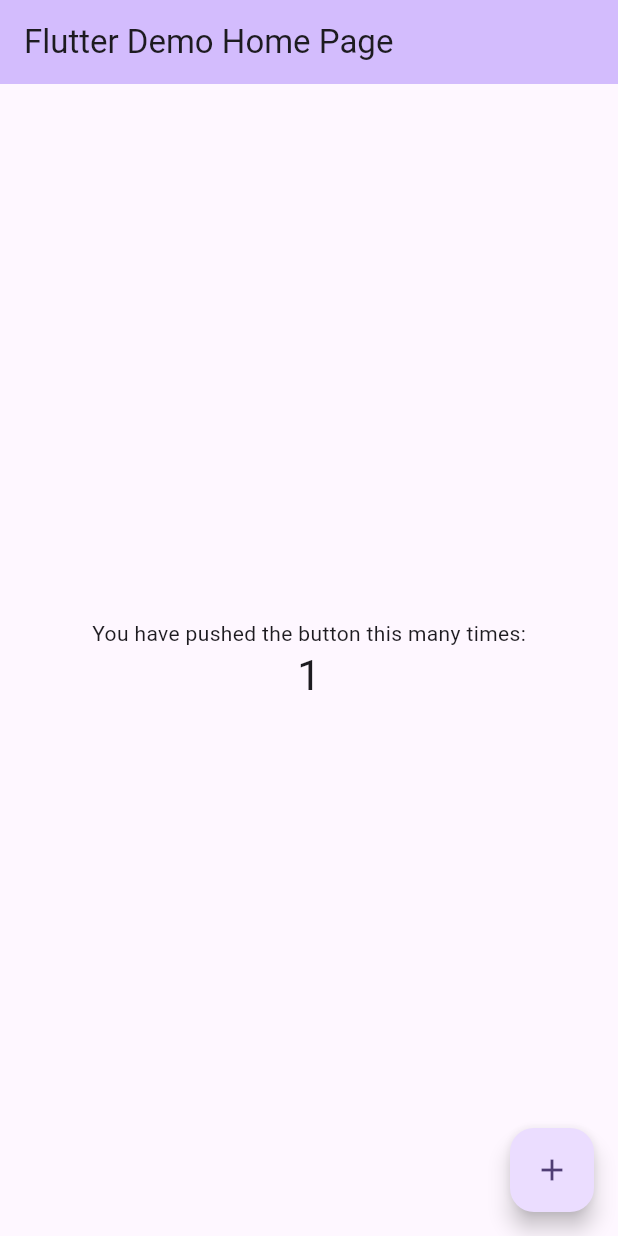
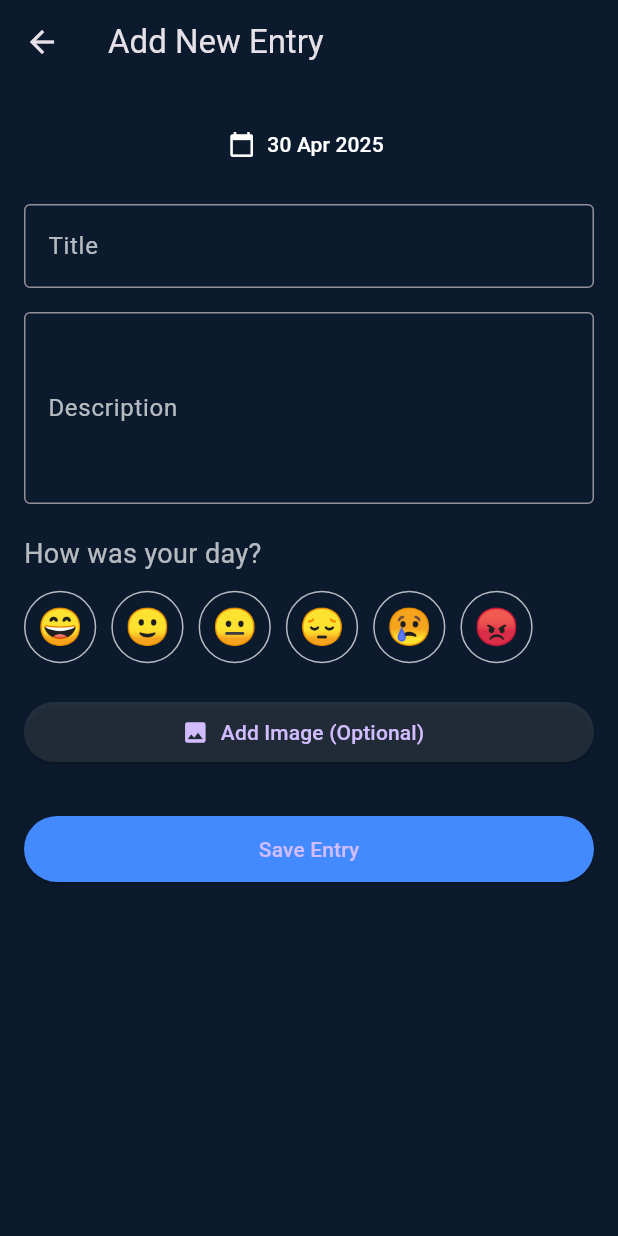
Before and after one commit to Shreesha001/my_diary, a Flutter app: the screen it shows after launch, after a tap on the "add" icon, on a phone screen of 412 x 824 dp. Run offline on Flutter 3.47's test engine with Material 3 defaults, Android fonts, the phone set to English and light mode, and no system bars; our stand-ins replace image_picker.

Commit message:
home screen, search screen and add entry screen is added

```diff
--- a/lib/main.dart
+++ b/lib/main.dart
@@ -1,122 +1,20 @@
 import 'package:flutter/material.dart';
+import 'package:my_diary/screens/dairy_home_page.dart';
+import 'package:my_diary/utils/colors.dart';
 
 void main() {
-  runApp(const MyApp());
+  runApp(MyDiaryApp());
 }
 
-class MyApp extends StatelessWidget {
-  const MyApp({super.key});
-
-  // This widget is the root of your application.
+class MyDiaryApp extends StatelessWidget {
   @override
   Widget build(BuildContext context) {
     return MaterialApp(
-      title: 'Flutter Demo',
-      theme: ThemeData(
-        // This is the theme of your application.
-        //
-        // TRY THIS: Try running your application with "flutter run". You'll see
-        // the application has a purple toolbar. Then, without quitting the app,
-        // try changing the seedColor in the colorScheme below to Colors.green
-        // and then invoke "hot reload" (save your changes or press the "hot
-        // reload" button in a Flutter-supported IDE, or press "r" if you used
-        // the command line to start the app).
-        //
-        // Notice that the counter didn't reset back to zero; the application
-        // state is not lost during the reload. To reset the state, use hot
-        // restart instead.
-        //
-        // This works for code too, not just values: Most code changes can be
-        // tested with just a hot reload.
-        colorScheme: ColorScheme.fromSeed(seedColor: Colors.deepPurple),
+      debugShowCheckedModeBanner: false,
+      theme: ThemeData.dark().copyWith(
+        scaffoldBackgroundColor: backgroundColor,
       ),
-      home: const MyHomePage(title: 'Flutter Demo Home Page'),
+      home: DiaryHomePage(),
     );
   }
 }
-
-class MyHomePage extends StatefulWidget {
-  const MyHomePage({super.key, required this.title});
-
-  // This widget is the home page of your application. It is stateful, meaning
-  // that it has a State object (defined below) that contains fields that affect
-  // how it looks.
-
-  // This class is the configuration for the state. It holds the values (in this
-  // case the title) provided by the parent (in this case the App widget) and
-  // used by the build method of the State. Fields in a Widget subclass are
-  // always marked "final".
-
-  final String title;
-
-  @override
-  State<MyHomePage> createState() => _MyHomePageState();
-}
-
-class _MyHomePageState extends State<MyHomePage> {
-  int _counter = 0;
-
-  void _incrementCounter() {
-    setState(() {
-      // This call to setState tells the Flutter framework that something has
-      // changed in this State, which causes it to rerun the build method below
-      // so that the display can reflect the updated values. If we changed
-      // _counter without calling setState(), then the build method would not be
-      // called again, and so nothing would appear to happen.
-      _counter++;
-    });
-  }
-
-  @override
-  Widget build(BuildContext context) {
-    // This method is rerun every time setState is called, for instance as done
-    // by the _incrementCounter method above.
-    //
-    // The Flutter framework has been optimized to make rerunning build methods
-    // fast, so that you can just rebuild anything that needs updating rather
-    // than having to individually change instances of widgets.
-    return Scaffold(
-      appBar: AppBar(
-        // TRY THIS: Try changing the color here to a specific color (to
-        // Colors.amber, perhaps?) and trigger a hot reload to see the AppBar
-        // change color while the other colors stay the same.
-        backgroundColor: Theme.of(context).colorScheme.inversePrimary,
-        // Here we take the value from the MyHomePage object that was created by
-        // the App.build method, and use it to set our appbar title.
-        title: Text(widget.title),
-      ),
-      body: Center(
-        // Center is a layout widget. It takes a single child and positions it
-        // in the middle of the parent.
-        child: Column(
-          // Column is also a layout widget. It takes a list of children and
-          // arranges them vertically. By default, it sizes itself to fit its
-          // children horizontally, and tries to be as tall as its parent.
-          //
-          // Column has various properties to control how it sizes itself and
-          // how it positions its children. Here we use mainAxisAlignment to
-          // center the children vertically; the main axis here is the vertical
-          // axis because Columns are vertical (the cross axis would be
-          // horizontal).
-          //
-          // TRY THIS: Invoke "debug painting" (choose the "Toggle Debug Paint"
-          // action in the IDE, or press "p" in the console), to see the
-          // wireframe for each widget.
-          mainAxisAlignment: MainAxisAlignment.center,
-          children: <Widget>[
-            const Text('You have pushed the button this many times:'),
-            Text(
-              '$_counter',
-              style: Theme.of(context).textTheme.headlineMedium,
-            ),
-          ],
-        ),
-      ),
-      floatingActionButton: FloatingActionButton(
-        onPressed: _incrementCounter,
-        tooltip: 'Increment',
-        child: const Icon(Icons.add),
-      ), // This trailing comma makes auto-formatting nicer for build methods.
-    );
-  }
-}
--- /dev/null
+++ b/lib/screens/add_entry_page.dart
@@ -0,0 +1,160 @@
+import 'dart:io';
+import 'package:flutter/material.dart';
+import 'package:image_picker/image_picker.dart';
+import 'package:intl/intl.dart';
+
+class AddEntryPage extends StatefulWidget {
+  @override
+  _AddEntryPageState createState() => _AddEntryPageState();
+}
+
+class _AddEntryPageState extends State<AddEntryPage> {
+  DateTime selectedDate = DateTime.now();
+  TextEditingController titleController = TextEditingController();
+  TextEditingController descController = TextEditingController();
+  String selectedEmoji = "";
+  File? selectedImage;
+
+  final ImagePicker _picker = ImagePicker();
+
+  void _pickDate() async {
+    final picked = await showDatePicker(
+      context: context,
+      initialDate: selectedDate,
+      firstDate: DateTime(2020),
+      lastDate: DateTime(2100),
+    );
+    if (picked != null) {
+      setState(() {
+        selectedDate = picked;
+      });
+    }
+  }
+
+  void _selectEmoji(String emoji) {
+    setState(() {
+      selectedEmoji = emoji;
+    });
+  }
+
+  Future<void> _pickImage() async {
+    final pickedFile = await _picker.pickImage(source: ImageSource.gallery);
+    if (pickedFile != null) {
+      setState(() {
+        selectedImage = File(pickedFile.path);
+      });
+    }
+  }
+
+  @override
+  Widget build(BuildContext context) {
+    return Scaffold(
+      backgroundColor: const Color(0xFF0B1A2D),
+      appBar: AppBar(
+        title: Text("Add New Entry"),
+        backgroundColor: Colors.transparent,
+        elevation: 0,
+      ),
+      body: Padding(
+        padding: const EdgeInsets.all(16.0),
+        child: ListView(
+          children: [
+            TextButton.icon(
+              onPressed: _pickDate,
+              icon: Icon(Icons.calendar_today, color: Colors.white),
+              label: Text(
+                DateFormat('dd MMM yyyy').format(selectedDate),
+                style: TextStyle(color: Colors.white),
+              ),
+            ),
+            SizedBox(height: 16),
+            TextField(
+              controller: titleController,
+              style: TextStyle(color: Colors.white),
+              decoration: InputDecoration(
+                labelText: "Title",
+                labelStyle: TextStyle(color: Colors.white70),
+                border: OutlineInputBorder(),
+              ),
+            ),
+            SizedBox(height: 16),
+            TextField(
+              controller: descController,
+              style: TextStyle(color: Colors.white),
+              maxLines: 4,
+              decoration: InputDecoration(
+                labelText: "Description",
+                labelStyle: TextStyle(color: Colors.white70),
+                border: OutlineInputBorder(),
+              ),
+            ),
+            SizedBox(height: 20),
+            Text(
+              "How was your day?",
+              style: TextStyle(fontSize: 18, color: Colors.white70),
+            ),
+            SizedBox(height: 10),
+            Wrap(
+              spacing: 10,
+              children:
+                  ["😄", "🙂", "😐", "😔", "😢", "😡"].map((emoji) {
+                    return GestureDetector(
+                      onTap: () => _selectEmoji(emoji),
+                      child: Container(
+                        padding: EdgeInsets.all(8),
+                        decoration: BoxDecoration(
+                          shape: BoxShape.circle,
+                          color:
+                              selectedEmoji == emoji
+                                  ? Colors.blueAccent
+                                  : Colors.transparent,
+                          border: Border.all(color: Colors.white70),
+                        ),
+                        child: Text(emoji, style: TextStyle(fontSize: 24)),
+                      ),
+                    );
+                  }).toList(),
+            ),
+            SizedBox(height: 20),
+            ElevatedButton.icon(
+              onPressed: _pickImage,
+              icon: Icon(Icons.image),
+              label: Text("Add Image (Optional)"),
+              style: ElevatedButton.styleFrom(backgroundColor: Colors.white10),
+            ),
+            if (selectedImage != null) ...[
+              SizedBox(height: 10),
+              ClipRRect(
+                borderRadius: BorderRadius.circular(8),
+                child: Image.file(
+                  selectedImage!,
+                  height: 150,
+                  fit: BoxFit.cover,
+                ),
+              ),
+            ],
+            SizedBox(height: 30),
+            ElevatedButton(
+              onPressed: () {
+                if (titleController.text.isNotEmpty) {
+                  Navigator.pop(context, {
+                    "date": DateFormat('dd MMM').format(selectedDate),
+                    "title": titleController.text,
+                    "desc": descController.text,
+                    "emoji": selectedEmoji,
+                    "imagePath": selectedImage?.path ?? '',
+                  });
+                }
+              },
+              child: Text("Save Entry"),
+              style: ElevatedButton.styleFrom(
+                backgroundColor: Colors.blueAccent,
+                padding: EdgeInsets.symmetric(vertical: 12),
+              ),
+            ),
+          ],
+        ),
+      ),
+    );
+  }
+}
--- /dev/null
+++ b/lib/screens/dairy_home_page.dart
@@ -0,0 +1,247 @@
+import 'package:flutter/material.dart';
+import 'package:my_diary/screens/add_entry_page.dart';
+import 'package:my_diary/utils/colors.dart';
+import 'dart:io';
+
+class DiaryHomePage extends StatefulWidget {
+  @override
+  _DiaryHomePageState createState() => _DiaryHomePageState();
+}
+
+class _DiaryHomePageState extends State<DiaryHomePage> {
+  TextEditingController searchController = TextEditingController();
+  List<Map<String, dynamic>> entries = []; // Cleared hardcoded entries
+
+  List<Map<String, dynamic>> get filteredEntries {
+    if (searchController.text.isEmpty) return entries;
+    return entries
+        .where(
+          (entry) =>
+              entry["title"].toLowerCase().contains(
+                searchController.text.toLowerCase(),
+              ) ||
+              entry["desc"].toLowerCase().contains(
+                searchController.text.toLowerCase(),
+              ),
+        )
+        .toList();
+  }
+
+  @override
+  Widget build(BuildContext context) {
+    return Scaffold(
+      appBar: AppBar(
+        elevation: 0,
+        backgroundColor: appBarColor,
+        title: Text("My Diary"),
+        actions: [
+          IconButton(
+            icon: Icon(Icons.search),
+            onPressed: () {
+              showSearch(
+                context: context,
+                delegate: DiarySearchDelegate(entries),
+              );
+            },
+          ),
+        ],
+      ),
+      body: Column(
+        children: [
+          Padding(
+            padding: const EdgeInsets.all(16.0),
+            child: Container(
+              decoration: BoxDecoration(
+                color: Colors.blueGrey.shade900,
+                borderRadius: BorderRadius.circular(10),
+              ),
+              padding: EdgeInsets.all(16),
+              child: Row(
+                children: [
+                  Icon(Icons.check_circle_outline, color: Colors.white),
+                  SizedBox(width: 10),
+                  Text(
+                    "3-Day Habit Challenge",
+                    style: TextStyle(color: Colors.white),
+                  ),
+                ],
+              ),
+            ),
+          ),
+          Expanded(
+            child: ListView.builder(
+              itemCount: filteredEntries.length,
+              itemBuilder: (context, index) {
+                final entry = filteredEntries[index];
+                return Card(
+                  margin: EdgeInsets.symmetric(horizontal: 16, vertical: 8),
+                  color: Colors.blueGrey.shade800,
+                  shape: RoundedRectangleBorder(
+                    borderRadius: BorderRadius.circular(10),
+                  ),
+                  child: Padding(
+                    padding: const EdgeInsets.all(12.0),
+                    child: Column(
+                      crossAxisAlignment: CrossAxisAlignment.start,
+                      children: [
+                        Row(
+                          mainAxisAlignment: MainAxisAlignment.spaceBetween,
+                          children: [
+                            Text(
+                              entry["date"] ?? '',
+                              style: TextStyle(
+                                fontSize: 16,
+                                color: Colors.white,
+                              ),
+                            ),
+                            Text(
+                              entry["emoji"] ?? '',
+                              style: TextStyle(fontSize: 22),
+                            ),
+                          ],
+                        ),
+                        SizedBox(height: 8),
+                        Row(
+                          crossAxisAlignment: CrossAxisAlignment.start,
+                          children: [
+                            if (entry["imagePath"] != null &&
+                                entry["imagePath"].isNotEmpty)
+                              ClipRRect(
+                                borderRadius: BorderRadius.circular(8),
+                                child: Image.file(
+                                  File(entry["imagePath"]),
+                                  width: 80,
+                                  height: 80,
+                                  fit: BoxFit.cover,
+                                ),
+                              )
+                            else
+                              Container(
+                                width: 80,
+                                height: 80,
+                                decoration: BoxDecoration(
+                                  color: Colors.grey.shade700,
+                                  borderRadius: BorderRadius.circular(8),
+                                ),
+                                child: Icon(Icons.image, color: Colors.white30),
+                              ),
+                            SizedBox(width: 12),
+                            Expanded(
+                              child: Column(
+                                crossAxisAlignment: CrossAxisAlignment.start,
+                                children: [
+                                  Text(
+                                    entry["title"] ?? '',
+                                    style: TextStyle(
+                                      color: Colors.white,
+                                      fontWeight: FontWeight.bold,
+                                      fontSize: 16,
+                                    ),
+                                  ),
+                                  SizedBox(height: 6),
+                                  Text(
+                                    entry["desc"] ?? '',
+                                    style: TextStyle(color: Colors.white70),
+                                    maxLines: 3,
+                                    overflow: TextOverflow.ellipsis,
+                                  ),
+                                ],
+                              ),
+                            ),
+                          ],
+                        ),
+                      ],
+                    ),
+                  ),
+                );
+              },
+            ),
+          ),
+        ],
+      ),
+      floatingActionButton: FloatingActionButton(
+        onPressed: () async {
+          final newEntry = await Navigator.push(
+            context,
+            MaterialPageRoute(builder: (context) => AddEntryPage()),
+          );
+
+          if (newEntry != null) {
+            setState(() {
+              entries.add(newEntry);
+            });
+          }
+        },
+        child: Icon(Icons.add),
+        backgroundColor: Colors.blueAccent,
+      ),
+    );
+  }
+}
+
+class DiarySearchDelegate extends SearchDelegate {
+  final List<Map<String, dynamic>> entries;
+
+  DiarySearchDelegate(this.entries);
+
+  @override
+  List<Widget>? buildActions(BuildContext context) {
+    return [IconButton(icon: Icon(Icons.clear), onPressed: () => query = '')];
+  }
+
+  @override
+  Widget? buildLeading(BuildContext context) {
+    return IconButton(
+      icon: Icon(Icons.arrow_back),
+      onPressed: () => close(context, null),
+    );
+  }
+
+  @override
+  Widget buildResults(BuildContext context) {
+    final results =
+        entries
+            .where(
+              (entry) =>
+                  entry['title'].toLowerCase().contains(query.toLowerCase()) ||
+                  entry['desc'].toLowerCase().contains(query.toLowerCase()),
+            )
+            .toList();
+
+    return ListView(
+      children:
+          results
+              .map(
+                (entry) => ListTile(
+                  title: Text(entry['title']),
+                  subtitle: Text(entry['desc']),
+                ),
+              )
+              .toList(),
+    );
+  }
+
+  @override
+  Widget buildSuggestions(BuildContext context) {
+    final suggestions =
+        entries
+            .where(
+              (entry) =>
+                  entry['title'].toLowerCase().contains(query.toLowerCase()) ||
+                  entry['desc'].toLowerCase().contains(query.toLowerCase()),
+            )
+            .toList();
+
+    return ListView(
+      children:
+          suggestions
+              .map(
+                (entry) => ListTile(
+                  title: Text(entry['title']),
+                  subtitle: Text(entry['desc']),
+                ),
+              )
+              .toList(),
+    );
+  }
+}
--- /dev/null
+++ b/lib/screens/search_screen.dart
@@ -0,0 +1,68 @@
+import 'package:flutter/material.dart';
+
+class DiarySearchDelegate extends SearchDelegate {
+  final List<Map<String, dynamic>> entries;
+
+  DiarySearchDelegate(this.entries);
+
+  @override
+  List<Widget>? buildActions(BuildContext context) {
+    return [IconButton(icon: Icon(Icons.clear), onPressed: () => query = '')];
+  }
+
+  @override
+  Widget? buildLeading(BuildContext context) {
+    return IconButton(
+      icon: Icon(Icons.arrow_back),
+      onPressed: () => close(context, null),
+    );
+  }
+
+  @override
+  Widget buildResults(BuildContext context) {
+    final results =
+        entries
+            .where(
+              (entry) =>
+                  entry['title'].toLowerCase().contains(query.toLowerCase()) ||
+                  entry['desc'].toLowerCase().contains(query.toLowerCase()),
+            )
+            .toList();
+
+    return ListView(
+      children:
+          results
+              .map(
+                (entry) => ListTile(
+                  title: Text(entry['title']),
+                  subtitle: Text(entry['desc']),
+                ),
+              )
+              .toList(),
+    );
+  }
+
+  @override
+  Widget buildSuggestions(BuildContext context) {
+    final suggestions =
+        entries
+            .where(
+              (entry) =>
+                  entry['title'].toLowerCase().contains(query.toLowerCase()) ||
+                  entry['desc'].toLowerCase().contains(query.toLowerCase()),
+            )
+            .toList();
+
+    return ListView(
+      children:
+          suggestions
+              .map(
+                (entry) => ListTile(
+                  title: Text(entry['title']),
+                  subtitle: Text(entry['desc']),
+                ),
+              )
+              .toList(),
+    );
+  }
+}
--- a/pubspec.yaml
+++ b/pubspec.yaml
@@ -34,6 +34,8 @@ dependencies:
   # The following adds the Cupertino Icons font to your application.
   # Use with the CupertinoIcons class for iOS style icons.
   cupertino_icons: ^1.0.8
+  intl: ^0.20.2
+  image_picker: ^1.1.2
 
 dev_dependencies:
   flutter_test:
```
Also changed, not shown: lib/utils/colors.dart (added, +18 -0 lines), pubspec.lock, 5 other files.
